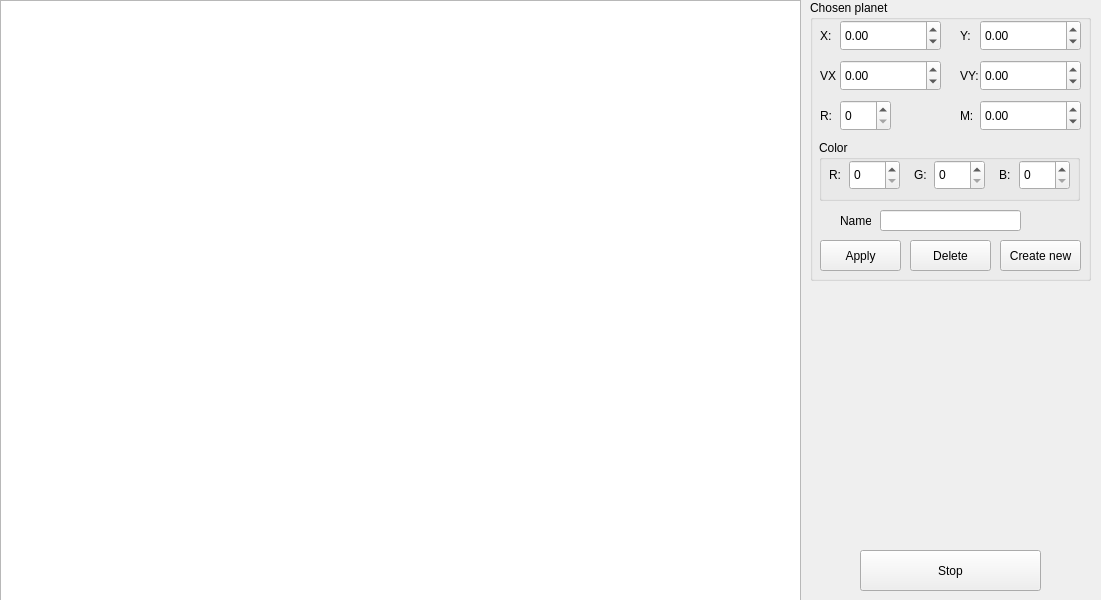
First picture: the form in src/widget.ui, repository BigRedEye/Kepler, before the edit.
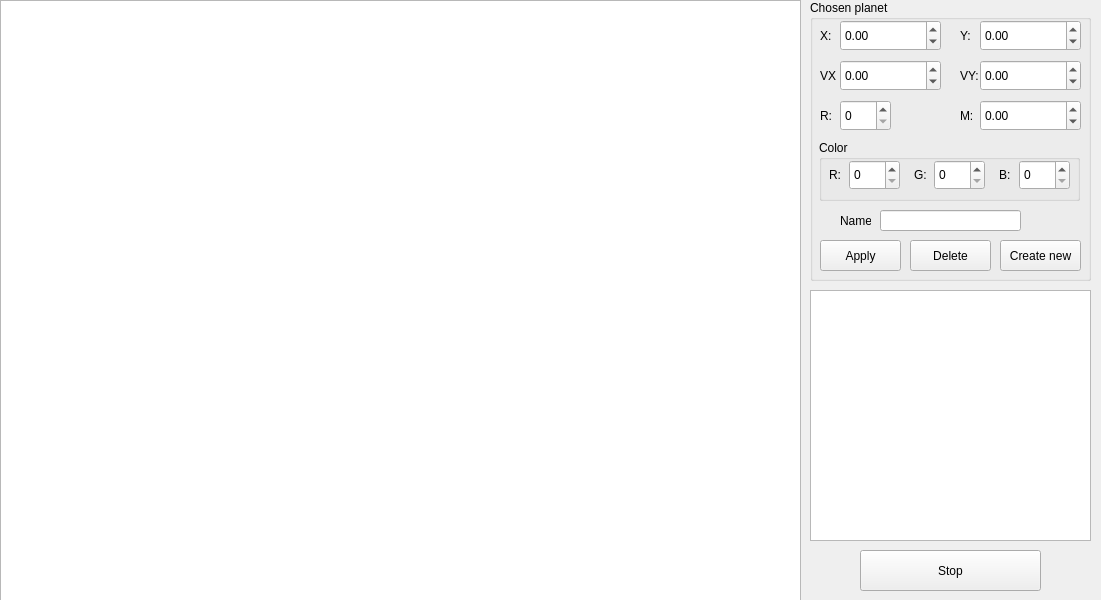
Second picture: the form after the edit.

Commit message: Add planets list

```diff
--- a/src/widget.ui
+++ b/src/widget.ui
@@ -373,6 +373,16 @@
     </property>
    </widget>
   </widget>
+  <widget class="QListWidget" name="listWidget">
+   <property name="geometry">
+    <rect>
+     <x>810</x>
+     <y>290</y>
+     <width>281</width>
+     <height>251</height>
+    </rect>
+   </property>
+  </widget>
  </widget>
  <layoutdefault spacing="6" margin="11"/>
  <tabstops>
```
The commit also changes 3 other files.
